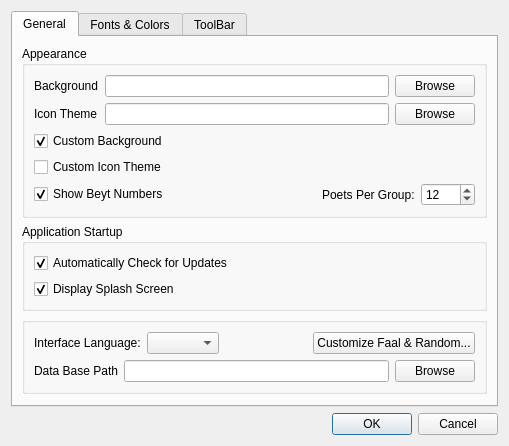
The window that settings.ui (srazi/Saaghar) describes before a commit, drawn with Qt 5.
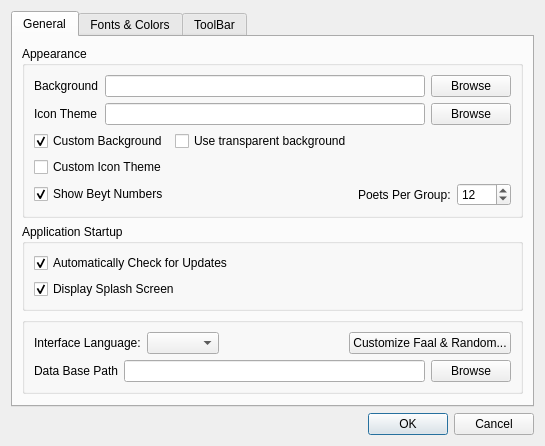
The same window after the commit. Icons and pictures are not drawn.

The edit to the form file:
```diff
--- a/settings.ui
+++ b/settings.ui
@@ -139,7 +139,7 @@
                 </property>
                </widget>
               </item>
-              <item row="2" column="1">
+              <item row="2" column="2">
                <layout class="QHBoxLayout" name="horizontalLayout_12">
                 <item>
                  <spacer name="horizontalSpacer_4">
@@ -183,6 +183,13 @@
                 </property>
                </widget>
               </item>
+              <item row="0" column="1">
+               <widget class="QCheckBox" name="checkBoxTransparent">
+                <property name="text">
+                 <string>Use transparent background</string>
+                </property>
+               </widget>
+              </item>
              </layout>
             </item>
            </layout>
```
Left out of the diff: 36 changed lines with no effect on the pictures.
